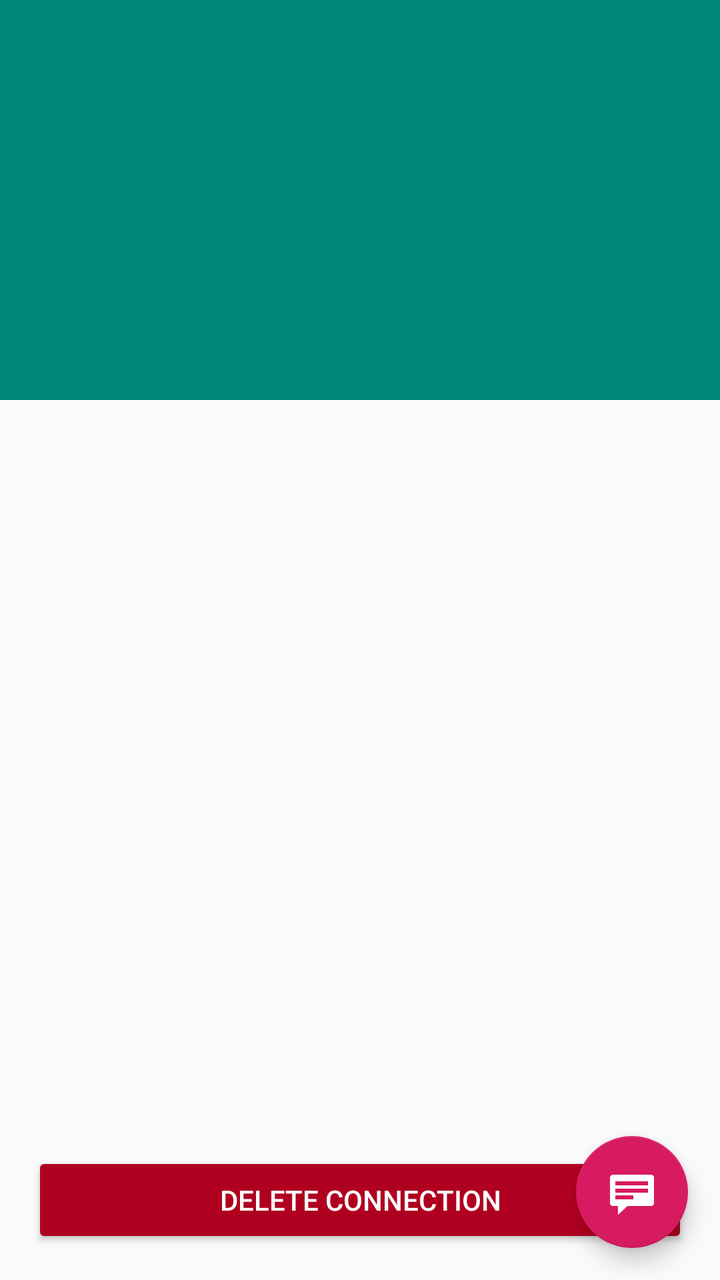
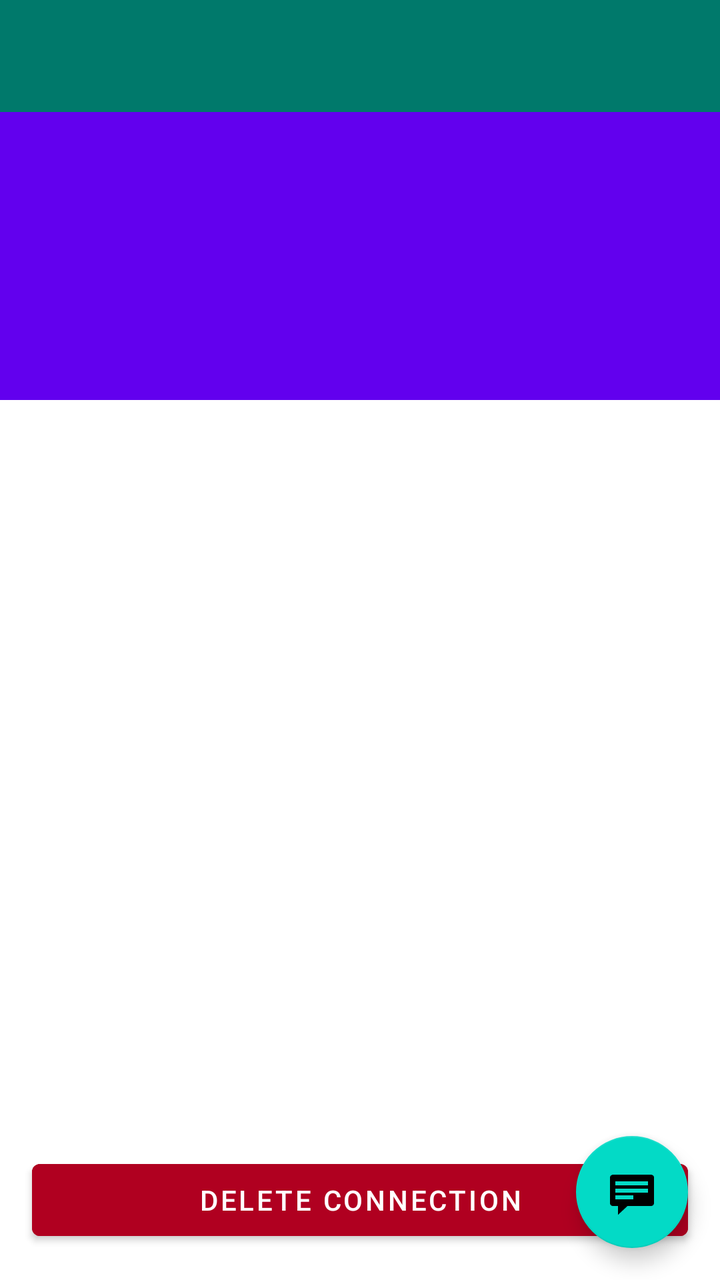

The first picture is an Android layout as it rendered before a commit; the second is the same layout after the commit. The layout source and the unified diff follow.
<!-- AndroidManifest.xml: activity theme AppTheme.NoActionBar -->
<!-- res/layout/activity_historical_detail.xml -->
<?xml version="1.0" encoding="utf-8"?>
<androidx.coordinatorlayout.widget.CoordinatorLayout xmlns:android="http://schemas.android.com/apk/res/android"
    xmlns:app="http://schemas.android.com/apk/res-auto"
    xmlns:tools="http://schemas.android.com/tools"
    android:layout_width="match_parent"
    android:layout_height="match_parent"
    android:fitsSystemWindows="true"
    tools:context=".HistoricalDetailActivity">

    <com.google.android.material.appbar.AppBarLayout
        android:id="@+id/app_bar"
        android:layout_width="match_parent"
        android:layout_height="@dimen/app_bar_height"
        android:fitsSystemWindows="true"
        android:theme="@style/ThemeOverlay.AppCompat.Dark.ActionBar">

        <com.google.android.material.appbar.CollapsingToolbarLayout
            android:id="@+id/toolbar_layout"
            android:layout_width="match_parent"
            android:layout_height="match_parent"
            android:fitsSystemWindows="true"
            app:contentScrim="?attr/colorPrimary"
            app:layout_scrollFlags="scroll|exitUntilCollapsed"
            app:toolbarId="@+id/toolbar">

            <androidx.appcompat.widget.Toolbar
                android:id="@+id/detail_toolbar"
                android:layout_width="match_parent"
                android:layout_height="?attr/actionBarSize"
                app:layout_collapseMode="pin"
                app:popupTheme="@style/ThemeOverlay.AppCompat.Light" />
        </com.google.android.material.appbar.CollapsingToolbarLayout>
    </com.google.android.material.appbar.AppBarLayout>

    
    <androidx.core.widget.NestedScrollView
        android:id="@+id/historical_detail_container"
        android:layout_width="match_parent"
        android:layout_height="match_parent"
        app:layout_behavior="@string/appbar_scrolling_view_behavior"
        android:layout_marginBottom="72dp" />

    
    <Button
        android:id="@+id/delete_connection"
        android:layout_width="match_parent"
        android:layout_height="wrap_content"
        android:layout_gravity="bottom"
        android:text="@string/delete_connection"
        android:layout_margin="16dp"
        android:backgroundTint="@color/design_default_color_error"
        android:textColor="@android:color/white" />

    <com.google.android.material.floatingactionbutton.FloatingActionButton
        android:id="@+id/fab"
        android:layout_width="wrap_content"
        android:layout_height="wrap_content"
        android:layout_gravity="bottom|end"
        android:layout_margin="@dimen/fab_margin"
        app:srcCompat="@android:drawable/stat_notify_chat" />

</androidx.coordinatorlayout.widget.CoordinatorLayout>
<!-- resources referenced by this layout -->
<resources>
  <dimen name="app_bar_height">200dp</dimen>
  <dimen name="fab_margin">16dp</dimen>
  <string name="delete_connection">Delete connection</string>
  <style name="AppTheme.NoActionBar">
          <item name="windowActionBar">false</item>
          <item name="windowNoTitle">true</item>
      </style>
</resources>

<!-- the commit's change to res/layout/activity_historical_detail.xml (unified diff, before → after) -->
@@ -12,20 +12,21 @@
         android:layout_width="match_parent"
         android:layout_height="@dimen/app_bar_height"
         android:fitsSystemWindows="true"
-        android:theme="@style/ThemeOverlay.AppCompat.Dark.ActionBar">
+        android:theme="@style/AppTheme.NoActionBar">
 
         <com.google.android.material.appbar.CollapsingToolbarLayout
             android:id="@+id/toolbar_layout"
             android:layout_width="match_parent"
             android:layout_height="match_parent"
             android:fitsSystemWindows="true"
-            app:contentScrim="?attr/colorPrimary"
+            app:contentScrim="@color/teal_700"
             app:layout_scrollFlags="scroll|exitUntilCollapsed"
             app:toolbarId="@+id/toolbar">
 
             <androidx.appcompat.widget.Toolbar
                 android:id="@+id/detail_toolbar"
                 android:layout_width="match_parent"
+                android:background="@color/teal_700"
                 android:layout_height="?attr/actionBarSize"
                 app:layout_collapseMode="pin"
                 app:popupTheme="@style/ThemeOverlay.AppCompat.Light" />
<!-- resource entries referenced after the edit -->
@@ -1,11 +1,9 @@
 <!-- resources referenced by this layout -->
 <resources>
+  <color name="teal_700">#00796B</color>
   <dimen name="app_bar_height">200dp</dimen>
   <dimen name="fab_margin">16dp</dimen>
   <string name="delete_connection">Delete connection</string>
-  <style name="AppTheme.NoActionBar">
-          <item name="windowActionBar">false</item>
-          <item name="windowNoTitle">true</item>
-      </style>
+  <style name="AppTheme.NoActionBar" parent="Theme.MaterialComponents.DayNight.NoActionBar" />
 </resources>
 
